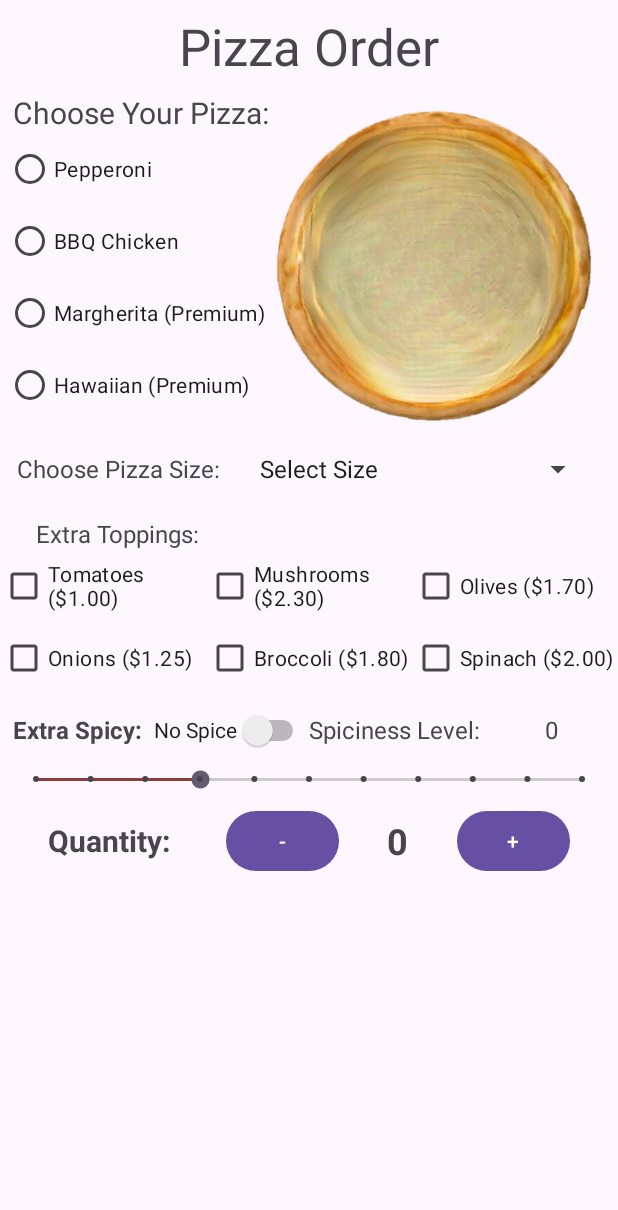
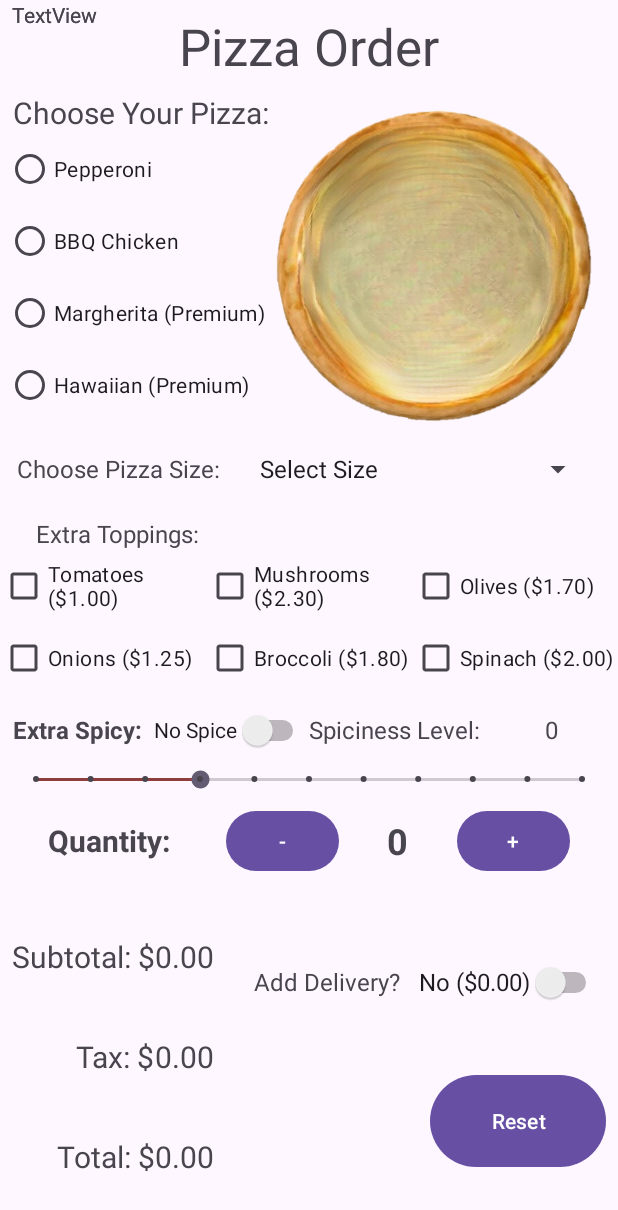
Before and after one commit to Abbalah19/Android_Dev, an Android app: the screen it shows after launch (MainActivity), on a phone screen of 412 x 824 dp. Shown: the top 1210 px of the screen. Run offline under Robolectric (Android 15) with nearby library versions, the phone set to English and light mode, and no system bars.

Commit message:
small ui changes

```diff
--- a/Homework_2/app/src/main/res/layout/activity_main.xml
+++ b/Homework_2/app/src/main/res/layout/activity_main.xml
@@ -286,4 +286,121 @@
         app:layout_constraintStart_toEndOf="@+id/sub_quant_button"
         app:layout_constraintTop_toTopOf="@+id/sub_quant_button" />
 
+    <TextView
+        android:id="@+id/textView3"
+        android:layout_width="wrap_content"
+        android:layout_height="wrap_content"
+        android:text="TextView"
+        app:layout_constraintBottom_toTopOf="@+id/textView4"
+        app:layout_constraintStart_toStartOf="@+id/textView4" />
+
+    <TextView
+        android:id="@+id/textView4"
+        android:layout_width="wrap_content"
+        android:layout_height="wrap_content"
+        android:layout_marginStart="8dp"
+        android:text="TextView"
+        app:layout_constraintBottom_toBottomOf="parent"
+        app:layout_constraintStart_toStartOf="parent"
+        app:layout_constraintTop_toBottomOf="@+id/textView3" />
+
+    <TextView
+        android:id="@+id/subtotal_textView"
+        android:layout_width="wrap_content"
+        android:layout_height="wrap_content"
+        android:layout_marginStart="8dp"
+        android:text="Subtotal: $"
+        android:textSize="20sp"
+        app:layout_constraintBottom_toTopOf="@+id/tax_textview"
+        app:layout_constraintStart_toStartOf="parent"
+        app:layout_constraintTop_toBottomOf="@+id/quantity_textview" />
+
+    <TextView
+        android:id="@+id/total_textview"
+        android:layout_width="wrap_content"
+        android:layout_height="wrap_content"
+        android:text="Total: $"
+        android:textSize="20sp"
+        app:layout_constraintBottom_toBottomOf="parent"
+        app:layout_constraintEnd_toEndOf="@+id/tax_textview"
+        app:layout_constraintTop_toBottomOf="@+id/tax_textview" />
+
+    <TextView
+        android:id="@+id/tax_textview"
+        android:layout_width="wrap_content"
+        android:layout_height="wrap_content"
+        android:text="Tax: $"
+        android:textSize="20sp"
+        app:layout_constraintBottom_toTopOf="@+id/total_textview"
+        app:layout_constraintEnd_toEndOf="@+id/subtotal_textView"
+        app:layout_constraintTop_toBottomOf="@+id/subtotal_textView" />
+
+    <TextView
+        android:id="@+id/sub_float_textview"
+        android:layout_width="wrap_content"
+        android:layout_height="wrap_content"
+        android:text="0.00"
+        android:textSize="20sp"
+        app:layout_constraintBottom_toTopOf="@+id/tax_float_textview"
+        app:layout_constraintStart_toStartOf="@+id/tax_float_textview"
+        app:layout_constraintTop_toBottomOf="@+id/quantity_textview" />
+
+    <TextView
+        android:id="@+id/tax_float_textview"
+        android:layout_width="wrap_content"
+        android:layout_height="wrap_content"
+        android:text="0.00"
+        android:textSize="20sp"
+        app:layout_constraintBottom_toTopOf="@+id/total_float_textview"
+        app:layout_constraintStart_toStartOf="@+id/total_float_textview"
+        app:layout_constraintTop_toBottomOf="@+id/sub_float_textview" />
+
+    <TextView
+        android:id="@+id/total_float_textview"
+        android:layout_width="wrap_content"
+        android:layout_height="wrap_content"
+        android:text="0.00"
+        android:textSize="20sp"
+        app:layout_constraintBottom_toBottomOf="parent"
+        app:layout_constraintStart_toEndOf="@+id/total_textview"
+        app:layout_constraintTop_toBottomOf="@+id/tax_float_textview" />
+
+    <TextView
+        android:id="@+id/add_delivery_textview"
+        android:layout_width="wrap_content"
+        android:layout_height="48dp"
+        android:layout_marginStart="16dp"
+        android:gravity="center"
+        android:text="Add Delivery?   "
+        android:textSize="16sp"
+        app:layout_constraintEnd_toStartOf="@+id/delivery_switch"
+        app:layout_constraintHorizontal_bias="0.5"
+        app:layout_constraintHorizontal_chainStyle="packed"
+        app:layout_constraintStart_toEndOf="@+id/sub_float_textview"
+        app:layout_constraintTop_toTopOf="@+id/delivery_switch" />
+
+    <Switch
+        android:id="@+id/delivery_switch"
+        android:layout_width="wrap_content"
+        android:layout_height="48dp"
+        android:layout_marginTop="12dp"
+        android:text="No ($0.00)"
+        android:textSize="16sp"
+        app:layout_constraintBottom_toTopOf="@+id/reset_button"
+        app:layout_constraintEnd_toEndOf="parent"
+        app:layout_constraintHorizontal_bias="0.5"
+        app:layout_constraintStart_toEndOf="@+id/add_delivery_textview"
+        app:layout_constraintTop_toBottomOf="@+id/add_quant_button" />
+
+    <Button
+        android:id="@+id/reset_button"
+        android:layout_width="117dp"
+        android:layout_height="69dp"
+        android:layout_marginEnd="8dp"
+        android:layout_marginBottom="8dp"
+        android:text="Reset"
+        app:layout_constraintBottom_toBottomOf="parent"
+        app:layout_constraintEnd_toEndOf="parent"
+        app:layout_constraintTop_toBottomOf="@+id/delivery_switch" />
+
 </androidx.constraintlayout.widget.ConstraintLayout>
```
